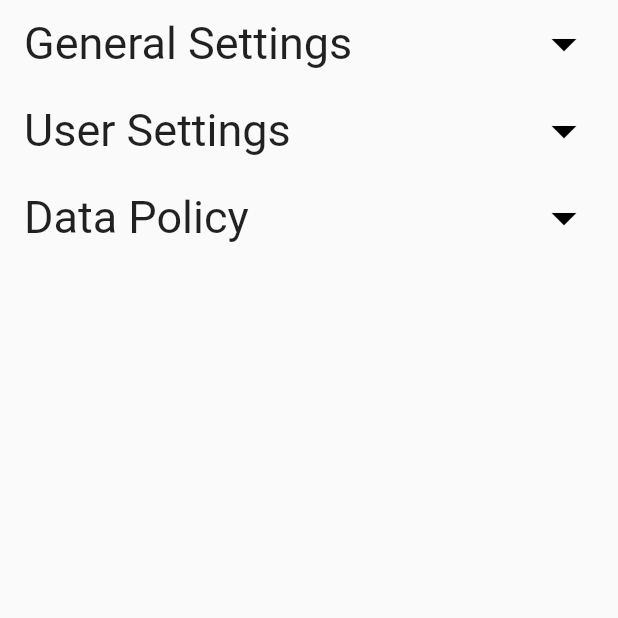
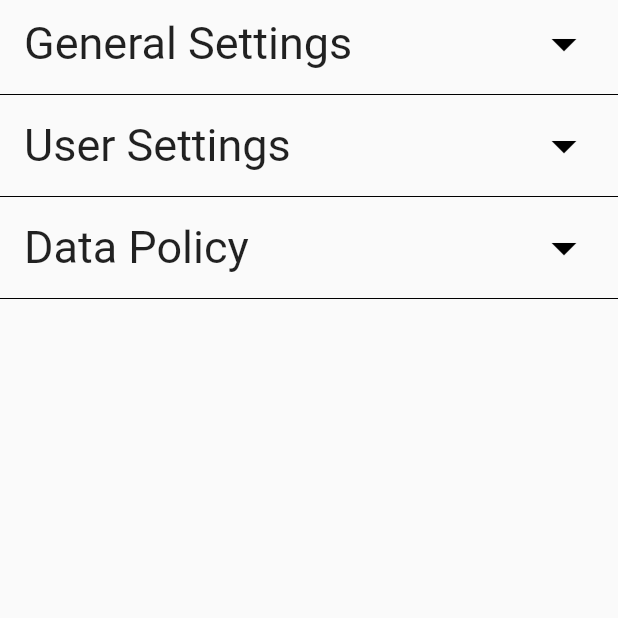
Before and after one commit to katskoru/login_app, a Flutter app: the SettingsPage screen opened directly, on a phone screen of 412 x 824 dp, the top half of it. Run offline on Flutter 3.47's test engine with Material 2 defaults, Android fonts, the phone set to English and light mode, and no system bars.

Commit message:
settings_buttons

```diff
--- a/lib/settings_page.dart
+++ b/lib/settings_page.dart
@@ -14,7 +14,9 @@ class _SettingsPageState extends State<SettingsPage> {
     return Scaffold(
         body: Column(
       children: [
-        ExpansionTile(
+        Theme(
+          data: Theme.of(context).copyWith(dividerColor: Colors.transparent),
+          child: ExpansionTile(
             title: Text(
               "General Settings",
               style: TextStyle(fontSize: 30),
@@ -29,7 +31,14 @@ class _SettingsPageState extends State<SettingsPage> {
                       "Lorem ipsum dolor sit amet, consectetur adipiscing elit. Aliquam finibus felis eros, id vulputate tellus vehicula non. Ut vitae laoreet lorem. Donec ac metus vestibulum erat semper fermentum. Etiam varius lectus et convallis gravida. Aenean id porta odio, faucibus malesuada orci.")),
             ],
           ),
-        ExpansionTile(
+        ),
+        Divider(
+          height: 10.0,
+          color: Colors.black,
+        ),
+        Theme(
+          data: Theme.of(context).copyWith(dividerColor: Colors.transparent),
+          child: ExpansionTile(
             title: const Text(
               "User Settings",
               style: TextStyle(fontSize: 30),
@@ -48,7 +57,14 @@ class _SettingsPageState extends State<SettingsPage> {
               setState(() => _customTileExpanded = expanded);
             },
           ),
-        ExpansionTile(
+        ),
+        Divider(
+          height: 10.0,
+          color: Colors.black,
+        ),
+        Theme(
+          data: Theme.of(context).copyWith(dividerColor: Colors.transparent),
+          child: ExpansionTile(
             title: Text("Data Policy", style: TextStyle(fontSize: 30)),
             trailing: Icon(
               _customTileExpanded ? Icons.arrow_drop_up : Icons.arrow_drop_down,
@@ -60,6 +76,11 @@ class _SettingsPageState extends State<SettingsPage> {
                       "Pellentesque tellus justo, elementum vitae sagittis faucibus, varius quis nunc.")),
             ],
           ),
+        ),
+        Divider(
+          height: 10.0,
+          color: Colors.black,
+        ),
       ],
     ));
   }
```
Lines whose indentation alone changed are shown as unchanged.
